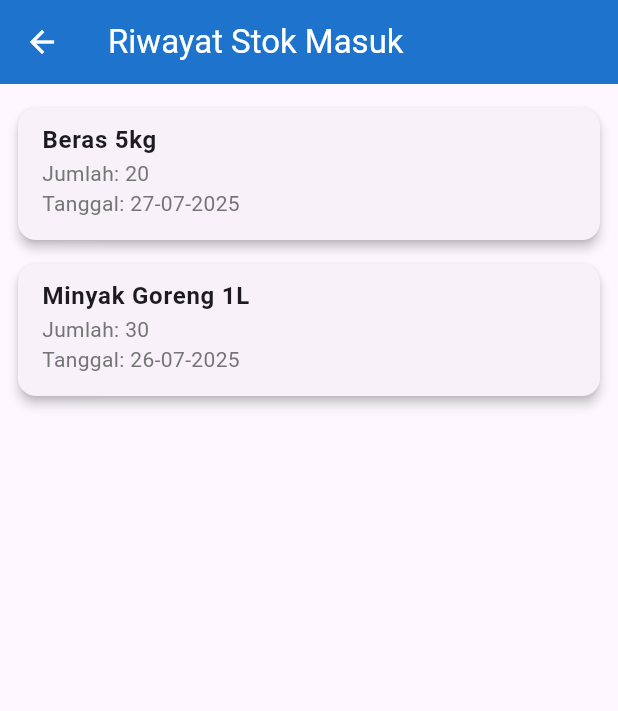
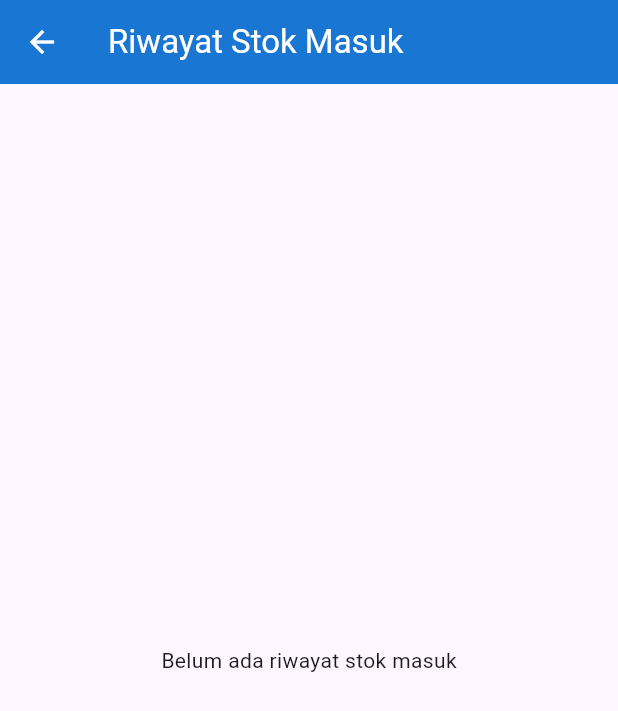
Before and after one commit to FazhariRizkyy/KasirKu, a Flutter app: the screen it shows after launch, after a tap on "Stok Masuk", on a phone screen of 412 x 824 dp. Shown: the top 711 px of the screen. Run offline on Flutter 3.47's test engine with Material 3 defaults, Android fonts, the phone set to English and light mode, and no system bars; our stand-ins replace animated_splash_screen, image_picker, sqflite; accounts and stored records are empty.

Commit message:
Stok Masuk | DONE

```diff
--- a/lib/components/data_produk.dart
+++ b/lib/components/data_produk.dart
@@ -46,7 +46,7 @@ class _DataProdukPageState extends State<DataProdukPage> {
   Widget build(BuildContext context) {
     return Scaffold(
       appBar: AppBar(
-        title: const Text('Data Produk'),
+        title: const Text('Data Makanan & Minuman'),
         backgroundColor: Colors.blue.shade700,
         foregroundColor: Colors.white,
       ),
--- a/lib/components/menu.dart
+++ b/lib/components/menu.dart
@@ -16,7 +16,7 @@ class MenuPage extends StatefulWidget {
 
 class _MenuPageState extends State<MenuPage> {
   final List<_MenuItem> menuItems = [
-    _MenuItem(icon: Icons.inventory_2, label: 'Data Produk'),
+    _MenuItem(icon: Icons.inventory_2, label: 'Produk'),
     _MenuItem(icon: Icons.add_box, label: 'Stok Masuk'),
     _MenuItem(icon: Icons.bar_chart, label: 'Laporan Penjualan'),
     _MenuItem(icon: Icons.point_of_sale, label: 'Transaksi'),
@@ -55,7 +55,7 @@ class _MenuPageState extends State<MenuPage> {
     return InkWell(
       onTap: () {
         switch (item.label) {
-          case 'Data Produk':
+          case 'Produk':
             Navigator.push(
               context,
               MaterialPageRoute(builder: (context) => const DataProdukPage()),
--- a/lib/components/stok_masuk.dart
+++ b/lib/components/stok_masuk.dart
@@ -1,53 +1,92 @@
+// File: stok_masuk_page.dart
 import 'package:flutter/material.dart';
+import '../database/database_helper.dart';
 
-class StokMasukPage extends StatelessWidget {
+class StokMasukPage extends StatefulWidget {
   const StokMasukPage({super.key});
 
   @override
+  _StokMasukPageState createState() => _StokMasukPageState();
+}
+
+class _StokMasukPageState extends State<StokMasukPage> {
+  final DatabaseHelper _dbHelper = DatabaseHelper.instance;
+  List<Map<String, dynamic>> _stokMasukList = [];
+
+  @override
+  void initState() {
+    super.initState();
+    _loadStokMasuk();
+  }
+
+  Future<void> _loadStokMasuk() async {
+    final stokMasuk = await _dbHelper.getAllStokMasuk();
+    setState(() {
+      _stokMasukList = stokMasuk;
+    });
+  }
+
+  @override
   Widget build(BuildContext context) {
-    // Dummy data stok masuk
-    final List<Map<String, dynamic>> stokList = [
-      {'produk': 'Beras 5kg', 'jumlah': 20, 'tanggal': '27-07-2025'},
-      {'produk': 'Minyak Goreng 1L', 'jumlah': 30, 'tanggal': '26-07-2025'},
-    ];
-
     return Scaffold(
       appBar: AppBar(
         title: const Text('Riwayat Stok Masuk'),
         backgroundColor: Colors.blue.shade700,
-        foregroundColor:Colors.white,
-        elevation: 2,
+        foregroundColor: Colors.white,
       ),
-      body: Padding(
-        padding: const EdgeInsets.all(8.0),
-        child: ListView.builder(
-          itemCount: stokList.length,
+      body: _stokMasukList.isEmpty
+          ? const Center(child: Text('Belum ada riwayat stok masuk'))
+          : ListView.builder(
+              padding: const EdgeInsets.symmetric(horizontal: 16.0),
+              itemCount: _stokMasukList.length,
               itemBuilder: (context, index) {
-            final item = stokList[index];
+                final stok = _stokMasukList[index];
                 return Card(
                   elevation: 3,
-              margin: const EdgeInsets.symmetric(vertical: 8, horizontal: 4),
                   shape: RoundedRectangleBorder(
                     borderRadius: BorderRadius.circular(12),
                   ),
-              child: ListTile(
-                title: Text(
-                  item['produk'],
+                  margin: const EdgeInsets.only(bottom: 16),
+                  child: Padding(
+                    padding: const EdgeInsets.all(16.0),
+                    child: Column(
+                      crossAxisAlignment: CrossAxisAlignment.start,
+                      children: [
+                        Text(
+                          stok['nama_produk'],
                           style: const TextStyle(
                             fontSize: 16,
                             fontWeight: FontWeight.bold,
                           ),
                         ),
-                subtitle: Text(
-                  'Jumlah: ${item['jumlah']}\nTanggal: ${item['tanggal']}',
-                  style: TextStyle(color: Colors.grey.shade600, fontSize: 14),
+                        const SizedBox(height: 8),
+                        Text(
+                          'Harga: Rp ${stok['harga'].toStringAsFixed(0)}',
+                          style: TextStyle(
+                            fontSize: 14,
+                            color: Colors.grey.shade700,
                           ),
-                isThreeLine: true,
+                        ),
+                        Text(
+                          'Stok: ${stok['stok']}',
+                          style: TextStyle(
+                            fontSize: 14,
+                            color: Colors.grey.shade700,
+                          ),
+                        ),
+                        Text(
+                          'Tanggal Masuk: ${stok['tanggal_masuk'].substring(0, 10)}', // Format tanggal
+                          style: TextStyle(
+                            fontSize: 14,
+                            color: Colors.grey.shade700,
+                          ),
+                        ),
+                      ],
+                    ),
                   ),
                 );
               },
             ),
-      ),
     );
   }
 }
--- a/lib/database/database_helper.dart
+++ b/lib/database/database_helper.dart
@@ -33,7 +33,21 @@ class DatabaseHelper {
       harga REAL NOT NULL,
       stok INTEGER NOT NULL,
       kategori TEXT NOT NULL,
+      tanggal_masuk DATE,
       foto TEXT
+      )
+    ''');
+
+    //Tabel Stok Masuk
+    await db.execute('''
+      CREATE TABLE tabel_stok_masuk (
+        id_stok INTEGER PRIMARY KEY,
+        id_produk INTEGER NOT NULL,
+        nama_produk TEXT NOT NULL,
+        harga REAL NOT NULL,
+        stok INTEGER NOT NULL,
+        tanggal_masuk TEXT NOT NULL,
+        FOREIGN KEY (id_produk) REFERENCES tabel_produk(id_produk)
       )
     ''');
 
@@ -72,7 +86,18 @@ class DatabaseHelper {
   // CRUD Operations untuk tabel_produk
   Future<int> createProduk(Produk produk) async {
     final db = await database;
-    return await db.insert('tabel_produk', produk.toMap());
+    final productId = await db.insert('tabel_produk', produk.toMap());
+
+    // Insert ke tabel_stok_masuk untuk mencatat riwayat stok masuk
+    await db.insert('tabel_stok_masuk', {
+      'id_produk': productId,
+      'nama_produk': produk.namaProduk,
+      'harga': produk.harga,
+      'stok': produk.stok,
+      'tanggal_masuk': DateTime.now().toIso8601String(), // Format tanggal
+    });
+
+    return productId;
   }
 
   Future<List<Produk>> getAllProduk() async {
@@ -110,6 +135,11 @@ class DatabaseHelper {
     );
   }
 
+  Future<List<Map<String, dynamic>>> getAllStokMasuk() async {
+    final db = await database;
+    return await db.query('tabel_stok_masuk', orderBy: 'tanggal_masuk DESC');
+  }
+
   Future close() async {
     final db = await database;
     db.close();
--- a/lib/models/product.dart
+++ b/lib/models/product.dart
@@ -4,7 +4,7 @@ class Produk {
   double harga;
   int stok;
   String kategori;
-  String? foto; // Tambah kolom foto
+  String? foto;
 
   Produk({
     this.idProduk,
--- a/pubspec.yaml
+++ b/pubspec.yaml
@@ -31,6 +31,7 @@ dependencies:
   flutter:
     sdk: flutter
 
+
   # The following adds the Cupertino Icons font to your application.
   # Use with the CupertinoIcons class for iOS style icons.
   cupertino_icons: ^1.0.8
@@ -40,6 +41,7 @@ dependencies:
   path: ^1.9.1
   path_provider: ^2.1.5
   image_picker: ^1.1.2
+  flutter_launcher_icons: ^0.14.3
 
 dev_dependencies:
   flutter_test:
@@ -65,7 +67,6 @@ flutter:
 
   # To add assets to your application, add an assets section, like this:
   assets:
-    - assets/images/testing.jpg
     - assets/images/splash-removebg-preview.png
 
   # An image asset can refer to one or more resolution-specific "variants", see
```
Also changed, not shown: assets/images/testing.jpg (deleted), pubspec.lock, 2 other files. Lines whose indentation alone changed are shown as unchanged.
